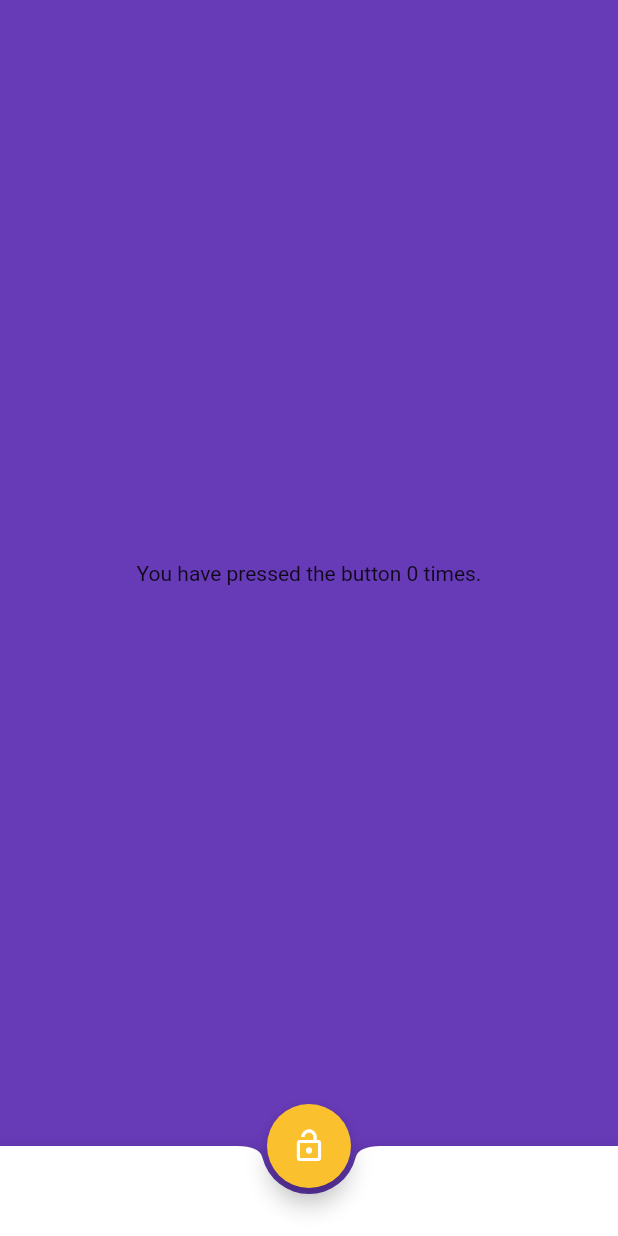
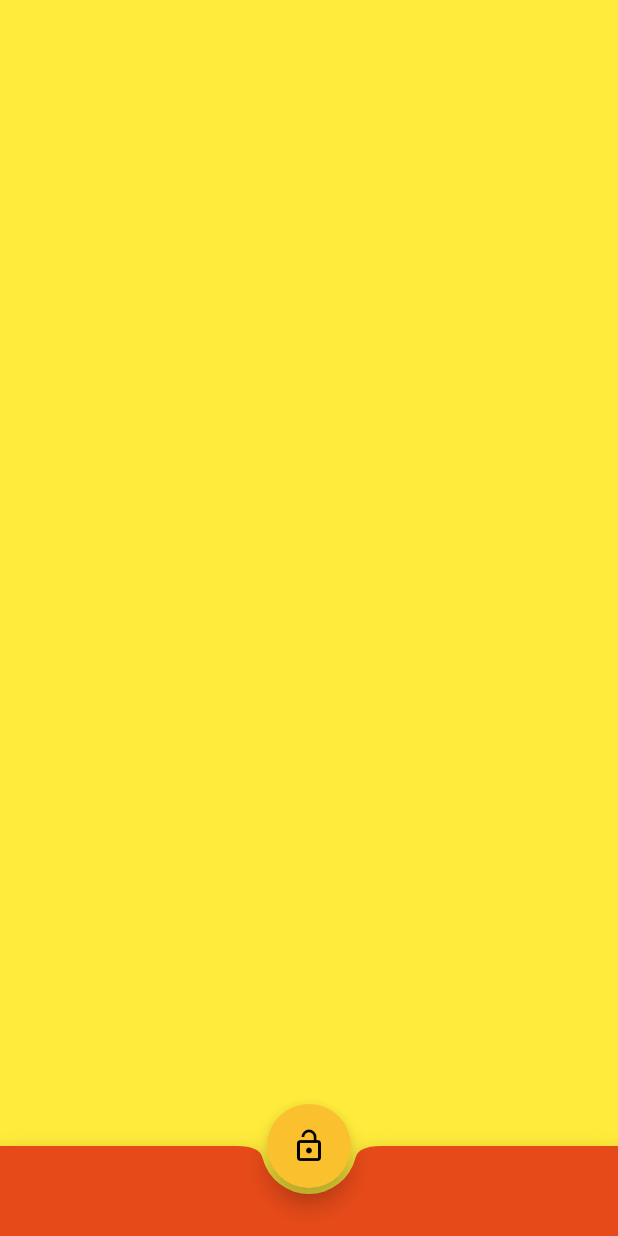
Before and after one commit to avenue9977/baby_color_tapper, a Flutter app: the screen it shows after launch, on a phone screen of 412 x 824 dp. Run offline on Flutter 3.47's test engine with Material 2 defaults, Android fonts, the phone set to English and light mode, and no system bars; missing offline and left inert: random_color.

Commit message:
Added random color generation on display tap

```diff
--- a/lib/main.dart
+++ b/lib/main.dart
@@ -1,25 +1,15 @@
 import 'package:flutter/material.dart';
+import 'package:random_color/random_color.dart';
 
 void main() => runApp(MyApp());
 
 class MyApp extends StatelessWidget {
-  // This widget is the root of your application.
+  const MyApp({Key key}) : super(key: key);
+
   @override
   Widget build(BuildContext context) {
     return MaterialApp(
       title: 'Flutter Demo',
-      theme: ThemeData(
-        // This is the theme of your application.
-        //
-        // Try running your application with "flutter run". You'll see the
-        // application has a blue toolbar. Then, without quitting the app, try
-        // changing the primarySwatch below to Colors.green and then invoke
-        // "hot reload" (press "r" in the console where you ran "flutter run",
-        // or simply save your changes to "hot reload" in a Flutter IDE).
-        // Notice that the counter didn't reset back to zero; the application
-        // is not restarted.
-        primarySwatch: Colors.blue,
-      ),
       home: MyHomePage(),
     );
   }
@@ -31,25 +21,43 @@ class MyHomePage extends StatefulWidget {
 }
 
 class _MyHomePageState extends State<MyHomePage> {
-  int _counter = 0;
+  static RandomColor _randomColor = RandomColor();
+
+  Color _color = Colors.yellow;
 
   @override
   Widget build(BuildContext context) {
     return Scaffold(
-    backgroundColor: Colors.deepPurple,
-    body: Center(
-      child: Text('You have pressed the button $_counter times.'),
+      backgroundColor: _color,
+      body: GestureDetector(
+        onTap: () {
+          setState(() {
+            _color = _randomColor.randomColor(
+                colorSaturation: ColorSaturation.highSaturation,
+                colorBrightness: ColorBrightness.dark
+              );
+          });
+        },
+        child: Container(
+          color: _color,
+        ),
       ),
       bottomNavigationBar: BottomAppBar(
         shape: const CircularNotchedRectangle(),
-      child: Container(height: 60.0,),
+        color: Colors.deepOrange[700],
+        child: Container(
+          height: 60.0,
+        ),
       ),
       floatingActionButton: FloatingActionButton(
         backgroundColor: Colors.yellow[700],
         onPressed: () => setState(() {
-        _counter++;
+          // TODO Implement logic for locking the display
         }),
-      child: Icon(Icons.lock_open),
+        child: Icon(
+          Icons.lock_open,
+          color: Colors.black,
+        ),
       ),
       floatingActionButtonLocation: FloatingActionButtonLocation.centerDocked,
     );
```
Lines whose indentation alone changed are shown as unchanged.
